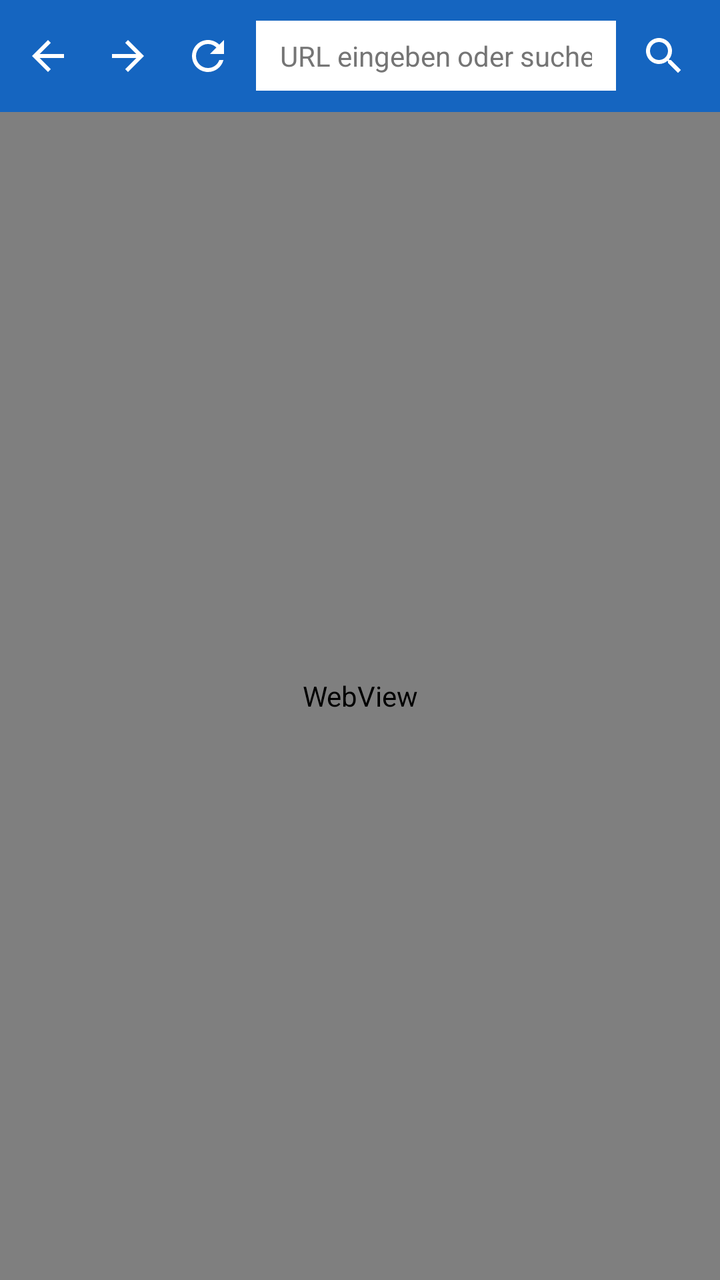
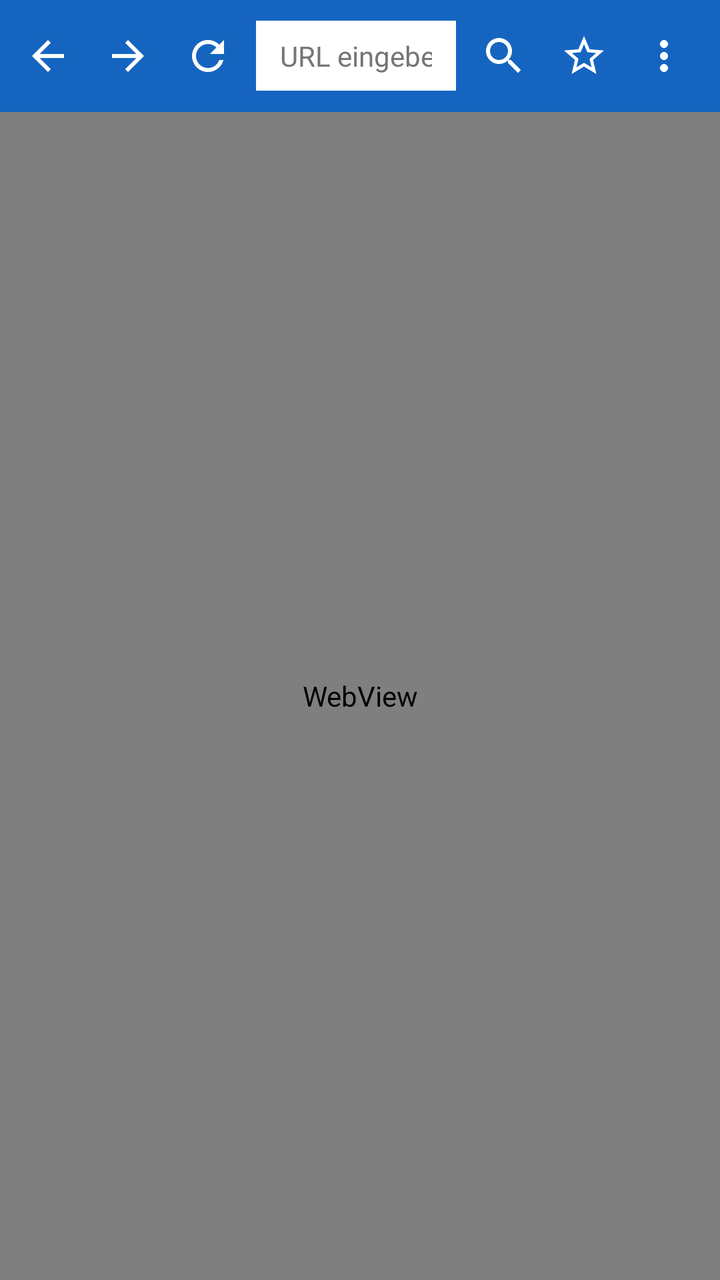

An Android layout rendered at two revisions. The XML below is the earlier revision; the diff shows what the commit changed to produce the second picture.
<!-- AndroidManifest.xml: activity theme Theme.VideoDownloader -->
<!-- res/layout/activity_main.xml -->
<?xml version="1.0" encoding="utf-8"?>
<androidx.constraintlayout.widget.ConstraintLayout xmlns:android="http://schemas.android.com/apk/res/android"
    xmlns:app="http://schemas.android.com/apk/res-auto"
    android:layout_width="match_parent"
    android:layout_height="match_parent">

    <LinearLayout
        android:id="@+id/toolbar"
        android:layout_width="0dp"
        android:layout_height="wrap_content"
        android:background="@color/primary"
        android:gravity="center_vertical"
        android:orientation="horizontal"
        android:paddingStart="4dp"
        android:paddingTop="8dp"
        android:paddingEnd="8dp"
        android:paddingBottom="8dp"
        app:layout_constraintEnd_toEndOf="parent"
        app:layout_constraintStart_toStartOf="parent"
        app:layout_constraintTop_toTopOf="parent">

        <ImageButton
            android:id="@+id/btnBack"
            style="?attr/borderlessButtonStyle"
            android:layout_width="40dp"
            android:layout_height="40dp"
            android:background="?attr/selectableItemBackgroundBorderless"
            android:contentDescription="@string/action_back"
            android:src="@drawable/ic_back"
            app:tint="#FFFFFF" />

        <ImageButton
            android:id="@+id/btnForward"
            style="?attr/borderlessButtonStyle"
            android:layout_width="40dp"
            android:layout_height="40dp"
            android:background="?attr/selectableItemBackgroundBorderless"
            android:contentDescription="@string/action_forward"
            android:src="@drawable/ic_forward"
            app:tint="#FFFFFF" />

        <ImageButton
            android:id="@+id/btnReload"
            style="?attr/borderlessButtonStyle"
            android:layout_width="40dp"
            android:layout_height="40dp"
            android:background="?attr/selectableItemBackgroundBorderless"
            android:contentDescription="@string/action_reload"
            android:src="@drawable/ic_refresh"
            app:tint="#FFFFFF" />

        <EditText
            android:id="@+id/addressBar"
            android:layout_width="0dp"
            android:layout_height="wrap_content"
            android:layout_marginStart="4dp"
            android:layout_weight="1"
            android:background="@android:color/white"
            android:hint="@string/address_bar_hint"
            android:imeOptions="actionGo"
            android:inputType="textUri"
            android:maxLines="1"
            android:paddingStart="12dp"
            android:paddingTop="8dp"
            android:paddingEnd="12dp"
            android:paddingBottom="8dp"
            android:selectAllOnFocus="true"
            android:singleLine="true"
            android:textColor="#000000"
            android:textColorHint="#757575"
            android:textCursorDrawable="@null"
            android:textSize="14sp" />

        <ImageButton
            android:id="@+id/btnScan"
            android:layout_width="40dp"
            android:layout_height="40dp"
            android:layout_marginStart="4dp"
            android:background="?attr/selectableItemBackgroundBorderless"
            android:contentDescription="@string/action_scan"
            android:src="@drawable/ic_search" />
    </LinearLayout>

    <ProgressBar
        android:id="@+id/progressBar"
        style="?android:attr/progressBarStyleHorizontal"
        android:layout_width="0dp"
        android:layout_height="3dp"
        android:max="100"
        android:visibility="gone"
        app:layout_constraintEnd_toEndOf="parent"
        app:layout_constraintStart_toStartOf="parent"
        app:layout_constraintTop_toBottomOf="@id/toolbar" />

    <WebView
        android:id="@+id/webView"
        android:layout_width="0dp"
        android:layout_height="0dp"
        app:layout_constraintBottom_toBottomOf="parent"
        app:layout_constraintEnd_toEndOf="parent"
        app:layout_constraintStart_toStartOf="parent"
        app:layout_constraintTop_toBottomOf="@id/progressBar" />

    
    <WebView
        android:id="@+id/crawlerWebView"
        android:layout_width="0dp"
        android:layout_height="0dp"
        android:visibility="invisible"
        app:layout_constraintBottom_toBottomOf="parent"
        app:layout_constraintEnd_toEndOf="parent"
        app:layout_constraintStart_toStartOf="parent"
        app:layout_constraintTop_toBottomOf="@id/progressBar" />

    <FrameLayout
        android:id="@+id/fullscreenContainer"
        android:layout_width="match_parent"
        android:layout_height="match_parent"
        android:background="#000000"
        android:visibility="gone"
        app:layout_constraintBottom_toBottomOf="parent"
        app:layout_constraintEnd_toEndOf="parent"
        app:layout_constraintStart_toStartOf="parent"
        app:layout_constraintTop_toTopOf="parent" />

</androidx.constraintlayout.widget.ConstraintLayout>
<!-- resources referenced by this layout -->
<resources>
  <color name="primary">#1565C0</color>
  <!-- drawable ic_back (drawable) -->
  <vector xmlns:android="http://schemas.android.com/apk/res/android"
      android:width="24dp"
      android:height="24dp"
      android:viewportWidth="24"
      android:viewportHeight="24">
      <path
          android:fillColor="#FF000000"
          android:pathData="M20,11H7.83l5.59,-5.59L12,4l-8,8 8,8 1.41,-1.41L7.83,13H20v-2z" />
  </vector>
  <!-- drawable ic_forward (drawable) -->
  <vector xmlns:android="http://schemas.android.com/apk/res/android"
      android:width="24dp"
      android:height="24dp"
      android:viewportWidth="24"
      android:viewportHeight="24">
      <path
          android:fillColor="#FF000000"
          android:pathData="M12,4l-1.41,1.41L16.17,11H4v2h12.17l-5.58,5.59L12,20l8,-8z" />
  </vector>
  <!-- drawable ic_refresh (drawable) -->
  <vector xmlns:android="http://schemas.android.com/apk/res/android"
      android:width="24dp"
      android:height="24dp"
      android:viewportWidth="24"
      android:viewportHeight="24">
      <path
          android:fillColor="#FF000000"
          android:pathData="M17.65,6.35C16.2,4.9 14.21,4 12,4c-4.42,0 -7.99,3.58 -7.99,8s3.57,8 7.99,8c3.73,0 6.84,-2.55 7.73,-6h-2.08c-0.82,2.33 -3.04,4 -5.65,4 -3.31,0 -6,-2.69 -6,-6s2.69,-6 6,-6c1.66,0 3.14,0.69 4.22,1.78L13,11h7V4l-2.35,2.35z" />
  </vector>
  <!-- drawable ic_search (drawable) -->
  <vector xmlns:android="http://schemas.android.com/apk/res/android"
      android:width="24dp"
      android:height="24dp"
      android:viewportWidth="24"
      android:viewportHeight="24"
      android:tint="#FFFFFFFF">
      <path
          android:fillColor="#FFFFFFFF"
          android:pathData="M15.5,14h-0.79l-0.28,-0.27C15.41,12.59 16,11.11 16,9.5 16,5.91 13.09,3 9.5,3S3,5.91 3,9.5 5.91,16 9.5,16c1.61,0 3.09,-0.59 4.23,-1.57l0.27,0.28v0.79l5,4.99L20.49,19l-4.99,-5zM9.5,14C7.01,14 5,11.99 5,9.5S7.01,5 9.5,5 14,7.01 14,9.5 11.99,14 9.5,14z" />
  </vector>
  <string name="action_back">Zurück</string>
  <string name="action_forward">Vorwärts</string>
  <string name="action_reload">Neu laden</string>
  <string name="action_scan">Medien auf dieser Seite suchen</string>
  <string name="address_bar_hint">URL eingeben oder suchen…</string>
  <style name="Theme.VideoDownloader" parent="Theme.MaterialComponents.DayNight.NoActionBar">
          <item name="colorPrimary">@color/primary</item>
          <item name="colorPrimaryDark">@color/primary_dark</item>
          <item name="colorAccent">@color/accent</item>
          <item name="android:statusBarColor" tools:targetApi="21">@color/primary_dark</item>
          <item name="android:windowBackground">@color/background</item>
      </style>
  <color name="primary_dark">#0D47A1</color>
  <color name="accent">#00897B</color>
  <color name="background">#FFFFFF</color>
</resources>

<!-- the commit's change to res/layout/activity_main.xml (unified diff, before → after) -->
@@ -79,6 +79,22 @@
             android:background="?attr/selectableItemBackgroundBorderless"
             android:contentDescription="@string/action_scan"
             android:src="@drawable/ic_search" />
+
+        <ImageButton
+            android:id="@+id/btnBookmark"
+            android:layout_width="40dp"
+            android:layout_height="40dp"
+            android:background="?attr/selectableItemBackgroundBorderless"
+            android:contentDescription="@string/action_bookmark_add"
+            android:src="@drawable/ic_star_outline" />
+
+        <ImageButton
+            android:id="@+id/btnMenu"
+            android:layout_width="40dp"
+            android:layout_height="40dp"
+            android:background="?attr/selectableItemBackgroundBorderless"
+            android:contentDescription="@string/action_menu"
+            android:src="@drawable/ic_more_vert" />
     </LinearLayout>
 
     <ProgressBar
<!-- resource entries referenced after the edit -->
@@ -21,6 +21,17 @@
           android:fillColor="#FF000000"
           android:pathData="M12,4l-1.41,1.41L16.17,11H4v2h12.17l-5.58,5.59L12,20l8,-8z" />
   </vector>
+  <!-- drawable ic_more_vert (drawable) -->
+  <vector xmlns:android="http://schemas.android.com/apk/res/android"
+      android:width="24dp"
+      android:height="24dp"
+      android:viewportWidth="24"
+      android:viewportHeight="24"
+      android:tint="#FFFFFFFF">
+      <path
+          android:fillColor="#FFFFFFFF"
+          android:pathData="M12,8c1.1,0 2,-0.9 2,-2s-0.9,-2 -2,-2 -2,0.9 -2,2 0.9,2 2,2zM12,10c-1.1,0 -2,0.9 -2,2s0.9,2 2,2 2,-0.9 2,-2 -0.9,-2 -2,-2zM12,16c-1.1,0 -2,0.9 -2,2s0.9,2 2,2 2,-0.9 2,-2 -0.9,-2 -2,-2z" />
+  </vector>
   <!-- drawable ic_refresh (drawable) -->
   <vector xmlns:android="http://schemas.android.com/apk/res/android"
       android:width="24dp"
@@ -42,8 +53,21 @@
           android:fillColor="#FFFFFFFF"
           android:pathData="M15.5,14h-0.79l-0.28,-0.27C15.41,12.59 16,11.11 16,9.5 16,5.91 13.09,3 9.5,3S3,5.91 3,9.5 5.91,16 9.5,16c1.61,0 3.09,-0.59 4.23,-1.57l0.27,0.28v0.79l5,4.99L20.49,19l-4.99,-5zM9.5,14C7.01,14 5,11.99 5,9.5S7.01,5 9.5,5 14,7.01 14,9.5 11.99,14 9.5,14z" />
   </vector>
+  <!-- drawable ic_star_outline (drawable) -->
+  <vector xmlns:android="http://schemas.android.com/apk/res/android"
+      android:width="24dp"
+      android:height="24dp"
+      android:viewportWidth="24"
+      android:viewportHeight="24"
+      android:tint="#FFFFFFFF">
+      <path
+          android:fillColor="#FFFFFFFF"
+          android:pathData="M22,9.24l-7.19,-0.62L12,2 9.19,8.63 2,9.24l5.46,4.73L5.82,21 12,17.27 18.18,21l-1.63,-7.03L22,9.24zM12,15.4l-3.76,2.27 1,-4.28 -3.32,-2.88 4.38,-0.38L12,6.1l1.71,4.04 4.38,0.38 -3.32,2.88 1,4.28L12,15.4z" />
+  </vector>
   <string name="action_back">Zurück</string>
+  <string name="action_bookmark_add">Zu Favoriten hinzufügen</string>
   <string name="action_forward">Vorwärts</string>
+  <string name="action_menu">Weitere Optionen</string>
   <string name="action_reload">Neu laden</string>
   <string name="action_scan">Medien auf dieser Seite suchen</string>
   <string name="address_bar_hint">URL eingeben oder suchen…</string>
